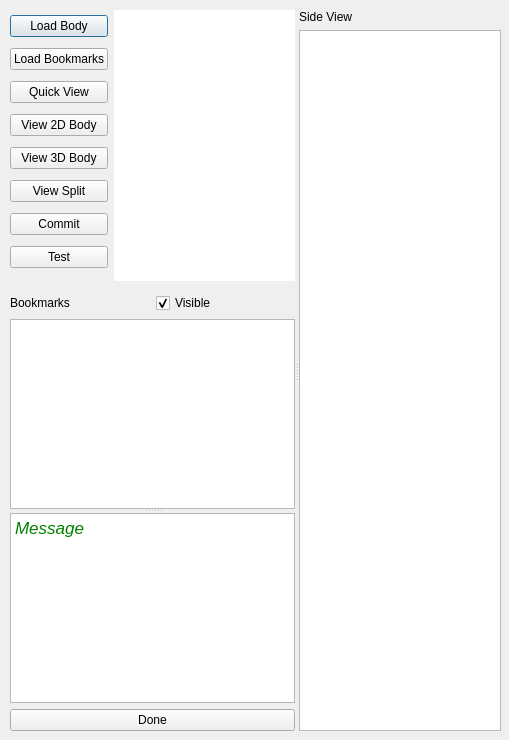
This is neurolabi/gui/flyembodysplitprojectdialog.ui in janelia-flyem/NeuTu as Qt 5 draws it before an edit. The edited form follows.
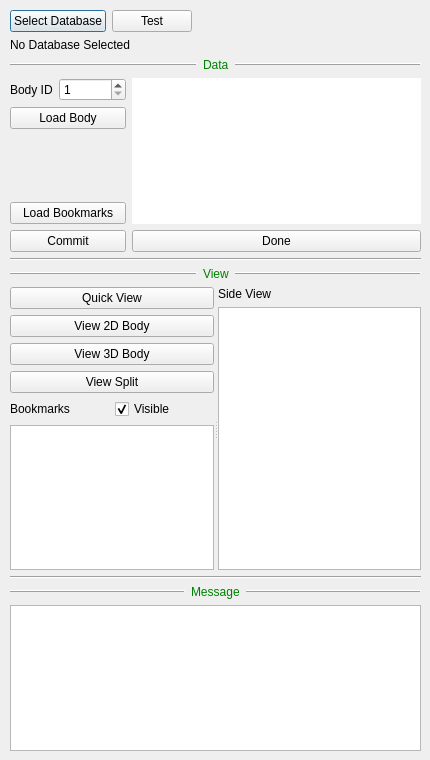
This is the edited form.

Commit message: save split seeds

```diff
--- a/neurolabi/gui/flyembodysplitprojectdialog.ui
+++ b/neurolabi/gui/flyembodysplitprojectdialog.ui
@@ -6,8 +6,8 @@
    <rect>
     <x>0</x>
     <y>0</y>
-    <width>509</width>
-    <height>740</height>
+    <width>430</width>
+    <height>760</height>
    </rect>
   </property>
   <property name="sizePolicy">
@@ -19,24 +19,127 @@
   <property name="windowTitle">
    <string>Body Split</string>
   </property>
-  <widget class="QSplitter" name="splitter_2">
+  <widget class="QWidget" name="layoutWidget">
    <property name="geometry">
     <rect>
      <x>10</x>
      <y>10</y>
-     <width>491</width>
-     <height>721</height>
+     <width>411</width>
+     <height>741</height>
     </rect>
    </property>
-   <property name="orientation">
-    <enum>Qt::Horizontal</enum>
-   </property>
-   <widget class="QWidget" name="layoutWidget">
-    <layout class="QVBoxLayout" name="verticalLayout_2">
+   <layout class="QVBoxLayout" name="verticalLayout_10">
      <item>
       <layout class="QHBoxLayout" name="horizontalLayout">
        <item>
-        <layout class="QVBoxLayout" name="verticalLayout">
+       <widget class="QPushButton" name="dvidPushButton">
+        <property name="text">
+         <string>Select Database</string>
+        </property>
+       </widget>
+      </item>
+      <item>
+       <widget class="QPushButton" name="pushButton">
+        <property name="text">
+         <string>Test</string>
+        </property>
+       </widget>
+      </item>
+      <item>
+       <spacer name="horizontalSpacer">
+        <property name="orientation">
+         <enum>Qt::Horizontal</enum>
+        </property>
+        <property name="sizeHint" stdset="0">
+         <size>
+          <width>40</width>
+          <height>20</height>
+         </size>
+        </property>
+       </spacer>
+      </item>
+     </layout>
+    </item>
+    <item>
+     <widget class="QLabel" name="dvidInfoLabel">
+      <property name="text">
+       <string>No Database Selected</string>
+      </property>
+     </widget>
+    </item>
+    <item>
+     <layout class="QVBoxLayout" name="verticalLayout_5">
+      <item>
+       <layout class="QHBoxLayout" name="horizontalLayout_3">
+        <item>
+         <widget class="Line" name="line_4">
+          <property name="frameShadow">
+           <enum>QFrame::Raised</enum>
+          </property>
+          <property name="lineWidth">
+           <number>1</number>
+          </property>
+          <property name="orientation">
+           <enum>Qt::Horizontal</enum>
+          </property>
+         </widget>
+        </item>
+        <item>
+         <widget class="QLabel" name="label_3">
+          <property name="sizePolicy">
+           <sizepolicy hsizetype="Maximum" vsizetype="Preferred">
+            <horstretch>0</horstretch>
+            <verstretch>0</verstretch>
+           </sizepolicy>
+          </property>
+          <property name="text">
+           <string>&lt;font color=&quot;Green&quot;&gt;Data&lt;/font&gt;</string>
+          </property>
+          <property name="textFormat">
+           <enum>Qt::AutoText</enum>
+          </property>
+         </widget>
+        </item>
+        <item>
+         <widget class="Line" name="line">
+          <property name="frameShadow">
+           <enum>QFrame::Raised</enum>
+          </property>
+          <property name="lineWidth">
+           <number>1</number>
+          </property>
+          <property name="orientation">
+           <enum>Qt::Horizontal</enum>
+          </property>
+         </widget>
+        </item>
+       </layout>
+      </item>
+      <item>
+       <layout class="QHBoxLayout" name="horizontalLayout_6">
+        <item>
+         <layout class="QVBoxLayout" name="verticalLayout_2">
+          <item>
+           <layout class="QHBoxLayout" name="horizontalLayout_5">
+            <item>
+             <widget class="QLabel" name="label_4">
+              <property name="text">
+               <string>Body ID</string>
+              </property>
+             </widget>
+            </item>
+            <item>
+             <widget class="QSpinBox" name="bodyIdSpinBox">
+              <property name="minimum">
+               <number>1</number>
+              </property>
+              <property name="maximum">
+               <number>999999999</number>
+              </property>
+             </widget>
+            </item>
+           </layout>
+          </item>
          <item>
           <widget class="QPushButton" name="loadBodyPushButton">
            <property name="text">
@@ -44,6 +147,19 @@
            </property>
           </widget>
          </item>
+          <item>
+           <spacer name="verticalSpacer">
+            <property name="orientation">
+             <enum>Qt::Vertical</enum>
+            </property>
+            <property name="sizeHint" stdset="0">
+             <size>
+              <width>20</width>
+              <height>40</height>
+             </size>
+            </property>
+           </spacer>
+          </item>
          <item>
           <widget class="QPushButton" name="loadBookmarkButton">
            <property name="text">
@@ -51,34 +167,6 @@
            </property>
           </widget>
          </item>
-         <item>
-          <widget class="QPushButton" name="quickViewPushButton">
-           <property name="text">
-            <string>Quick View</string>
-           </property>
-          </widget>
-         </item>
-         <item>
-          <widget class="QPushButton" name="view2dBodyPushButton">
-           <property name="text">
-            <string>View 2D Body</string>
-           </property>
-          </widget>
-         </item>
-         <item>
-          <widget class="QPushButton" name="view3dBodyPushButton">
-           <property name="text">
-            <string>View 3D Body</string>
-           </property>
-          </widget>
-         </item>
-         <item>
-          <widget class="QPushButton" name="viewSplitPushButton">
-           <property name="text">
-            <string>View Split</string>
-           </property>
-          </widget>
-         </item>
          <item>
           <widget class="QPushButton" name="commitPushButton">
            <property name="text">
@@ -86,15 +174,10 @@
            </property>
           </widget>
          </item>
-         <item>
-          <widget class="QPushButton" name="pushButton">
-           <property name="text">
-            <string>Test</string>
-           </property>
-          </widget>
-         </item>
-        </layout>
-       </item>
+         </layout>
+        </item>
+        <item>
+         <layout class="QVBoxLayout" name="verticalLayout_4">
        <item>
         <widget class="QTextEdit" name="infoWidget">
          <property name="frameShape">
@@ -114,18 +197,115 @@
          </property>
         </widget>
        </item>
-      </layout>
-     </item>
+          <item>
+           <widget class="QPushButton" name="donePushButton">
+            <property name="text">
+             <string>Done</string>
+            </property>
+           </widget>
+          </item>
+         </layout>
+        </item>
+       </layout>
+      </item>
+     </layout>
+    </item>
      <item>
-      <widget class="QDialogButtonBox" name="buttonBox">
+     <widget class="Line" name="line_8">
        <property name="orientation">
         <enum>Qt::Horizontal</enum>
        </property>
-       <property name="standardButtons">
-        <set>QDialogButtonBox::NoButton</set>
-       </property>
-      </widget>
-     </item>
+     </widget>
+    </item>
+    <item>
+     <layout class="QVBoxLayout" name="verticalLayout_8">
+      <item>
+       <layout class="QHBoxLayout" name="horizontalLayout_4">
+        <item>
+         <widget class="Line" name="line_5">
+          <property name="frameShadow">
+           <enum>QFrame::Raised</enum>
+          </property>
+          <property name="lineWidth">
+           <number>1</number>
+          </property>
+          <property name="orientation">
+           <enum>Qt::Horizontal</enum>
+          </property>
+         </widget>
+        </item>
+        <item>
+         <widget class="QLabel" name="label_5">
+          <property name="sizePolicy">
+           <sizepolicy hsizetype="Maximum" vsizetype="Preferred">
+            <horstretch>0</horstretch>
+            <verstretch>0</verstretch>
+           </sizepolicy>
+          </property>
+          <property name="text">
+           <string>&lt;font color=&quot;Green&quot;&gt;View&lt;/font&gt;</string>
+          </property>
+          <property name="textFormat">
+           <enum>Qt::AutoText</enum>
+          </property>
+         </widget>
+        </item>
+        <item>
+         <widget class="Line" name="line_2">
+          <property name="frameShadow">
+           <enum>QFrame::Raised</enum>
+          </property>
+          <property name="lineWidth">
+           <number>1</number>
+          </property>
+          <property name="orientation">
+           <enum>Qt::Horizontal</enum>
+          </property>
+         </widget>
+        </item>
+       </layout>
+      </item>
+      <item>
+       <widget class="QSplitter" name="splitter">
+        <property name="orientation">
+         <enum>Qt::Horizontal</enum>
+        </property>
+        <widget class="QWidget" name="layoutWidget">
+         <layout class="QVBoxLayout" name="verticalLayout_7">
+          <item>
+           <layout class="QVBoxLayout" name="verticalLayout">
+            <item>
+             <widget class="QPushButton" name="quickViewPushButton">
+              <property name="text">
+               <string>Quick View</string>
+              </property>
+             </widget>
+            </item>
+            <item>
+             <widget class="QPushButton" name="view2dBodyPushButton">
+              <property name="text">
+               <string>View 2D Body</string>
+              </property>
+             </widget>
+            </item>
+            <item>
+             <widget class="QPushButton" name="view3dBodyPushButton">
+              <property name="text">
+               <string>View 3D Body</string>
+              </property>
+             </widget>
+            </item>
+            <item>
+             <widget class="QPushButton" name="viewSplitPushButton">
+              <property name="text">
+               <string>View Split</string>
+              </property>
+             </widget>
+            </item>
+           </layout>
+          </item>
+          <item>
+           <layout class="QVBoxLayout" name="verticalLayout_6">
      <item>
       <layout class="QHBoxLayout" name="horizontalLayout_2">
        <item>
@@ -148,11 +328,83 @@
       </layout>
      </item>
      <item>
-      <widget class="QSplitter" name="splitter">
-       <property name="orientation">
-        <enum>Qt::Vertical</enum>
-       </property>
        <widget class="QTableView" name="bookmarkView"/>
+            </item>
+           </layout>
+          </item>
+         </layout>
+        </widget>
+        <widget class="QWidget" name="layoutWidget">
+         <layout class="QVBoxLayout" name="verticalLayout_3">
+          <item>
+           <widget class="QLabel" name="sideViewLabel">
+            <property name="text">
+             <string>Side View</string>
+            </property>
+           </widget>
+          </item>
+          <item>
+           <widget class="QGraphicsView" name="sideView"/>
+          </item>
+         </layout>
+        </widget>
+       </widget>
+      </item>
+     </layout>
+    </item>
+    <item>
+     <widget class="Line" name="line_9">
+      <property name="orientation">
+       <enum>Qt::Horizontal</enum>
+      </property>
+     </widget>
+    </item>
+    <item>
+     <layout class="QVBoxLayout" name="verticalLayout_9">
+      <item>
+       <layout class="QHBoxLayout" name="horizontalLayout_21">
+        <item>
+         <widget class="Line" name="line_6">
+          <property name="frameShadow">
+           <enum>QFrame::Raised</enum>
+          </property>
+          <property name="lineWidth">
+           <number>1</number>
+          </property>
+          <property name="orientation">
+           <enum>Qt::Horizontal</enum>
+          </property>
+         </widget>
+        </item>
+        <item>
+         <widget class="QLabel" name="label_10">
+          <property name="sizePolicy">
+           <sizepolicy hsizetype="Maximum" vsizetype="Preferred">
+            <horstretch>0</horstretch>
+            <verstretch>0</verstretch>
+           </sizepolicy>
+          </property>
+          <property name="text">
+           <string>&lt;font color=&quot;Green&quot;&gt;Message&lt;/font&gt;</string>
+          </property>
+         </widget>
+        </item>
+        <item>
+         <widget class="Line" name="line_7">
+          <property name="frameShadow">
+           <enum>QFrame::Raised</enum>
+          </property>
+          <property name="lineWidth">
+           <number>1</number>
+          </property>
+          <property name="orientation">
+           <enum>Qt::Horizontal</enum>
+          </property>
+         </widget>
+        </item>
+       </layout>
+      </item>
+      <item>
        <widget class="QTextEdit" name="outputWidget">
         <property name="sizePolicy">
          <sizepolicy hsizetype="Preferred" vsizetype="Maximum">
@@ -168,34 +420,13 @@
 &lt;html&gt;&lt;head&gt;&lt;meta name=&quot;qrichtext&quot; content=&quot;1&quot; /&gt;&lt;style type=&quot;text/css&quot;&gt;
 p, li { white-space: pre-wrap; }
 &lt;/style&gt;&lt;/head&gt;&lt;body style=&quot; font-family:'Lucida Grande'; font-size:13pt; font-weight:400; font-style:normal;&quot;&gt;
-&lt;p style=&quot; margin-top:0px; margin-bottom:0px; margin-left:0px; margin-right:0px; -qt-block-indent:0; text-indent:0px;&quot;&gt;&lt;span style=&quot; font-style:italic; color:#008000;&quot;&gt;Message&lt;/span&gt;&lt;/p&gt;&lt;/body&gt;&lt;/html&gt;</string>
+&lt;p style=&quot;-qt-paragraph-type:empty; margin-top:0px; margin-bottom:0px; margin-left:0px; margin-right:0px; -qt-block-indent:0; text-indent:0px;&quot;&gt;&lt;br /&gt;&lt;/p&gt;&lt;/body&gt;&lt;/html&gt;</string>
         </property>
        </widget>
-      </widget>
-     </item>
-     <item>
-      <widget class="QPushButton" name="donePushButton">
-       <property name="text">
-        <string>Done</string>
-       </property>
-      </widget>
-     </item>
-    </layout>
-   </widget>
-   <widget class="QWidget" name="">
-    <layout class="QVBoxLayout" name="verticalLayout_3">
-     <item>
-      <widget class="QLabel" name="label_2">
-       <property name="text">
-        <string>Side View</string>
-       </property>
-      </widget>
-     </item>
-     <item>
-      <widget class="QGraphicsView" name="sideView"/>
-     </item>
-    </layout>
-   </widget>
+      </item>
+     </layout>
+    </item>
+   </layout>
   </widget>
  </widget>
  <resources/>
```
Left out of the diff: 35 changed lines with no effect on the pictures. Lines whose indentation alone changed are shown as unchanged. The commit also changes 30 other files.
